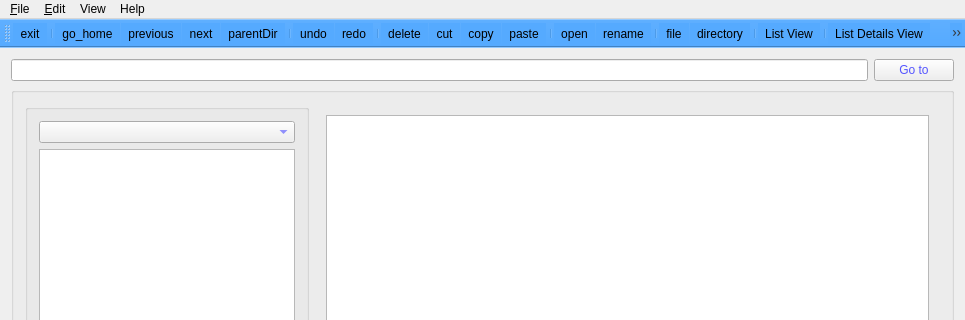
Old version of the form filetool.ui in the repository msavvop/filetool; both pictures show x 0 to 965 and y 0 to 320 of the 965 by 677 pixel window.
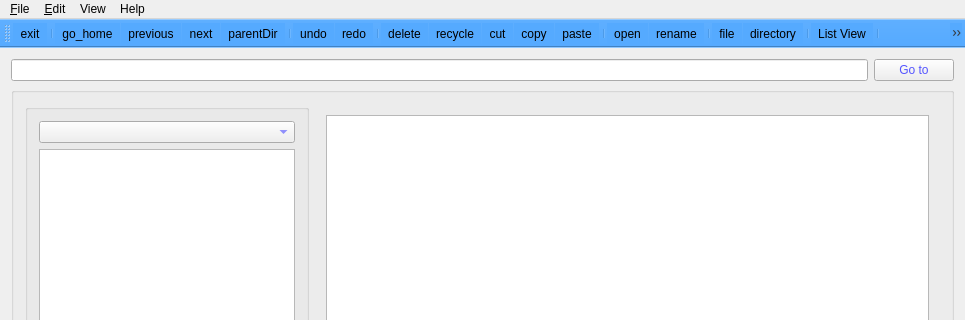
New version of the form. Icons and pictures are not drawn.

Commit message:
corrected  action remove
remove now works better

```diff
--- a/filetool.ui
+++ b/filetool.ui
@@ -229,6 +229,7 @@
    <addaction name="actionRe_do"/>
    <addaction name="separator"/>
    <addaction name="action_delete"/>
+   <addaction name="actionrecycle"/>
    <addaction name="action_cut"/>
    <addaction name="actionC_opy"/>
    <addaction name="action_paste"/>
@@ -454,6 +455,15 @@
     <string>List Details</string>
    </property>
   </action>
+  <action name="actionrecycle">
+   <property name="icon">
+    <iconset resource="filetool.qrc">
+     <normaloff>:/images/trash-empty.png</normaloff>:/images/trash-empty.png</iconset>
+   </property>
+   <property name="text">
+    <string>recycle</string>
+   </property>
+  </action>
  </widget>
  <layoutdefault spacing="6" margin="11"/>
  <resources>
```
Left out of the diff: 4 changed lines with no effect on the pictures. The commit also changes 3 other files.
